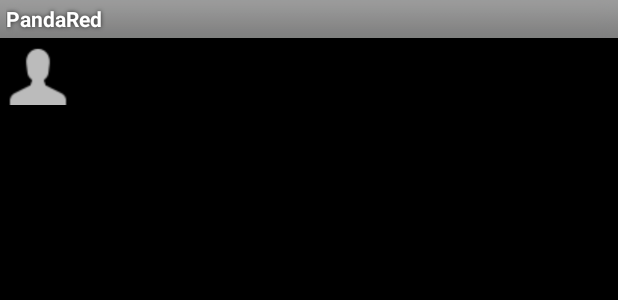
After one commit to pflingstring/pandared-android, an Android app: the layout conversation_people.xml on its own in the app's theme, with its tools: preview values and no code run, on a phone screen of 412 x 824 dp. The commit adds this screen. Shown: the top 300 px of the screen. Run offline under Robolectric (Android 15) with nearby library versions, the phone set to English and light mode, and no system bars; network calls fail.

Commit message:
change Conversations from ListView to RecyclerView

```diff
--- a/app/src/main/AndroidManifest.xml
+++ b/app/src/main/AndroidManifest.xml
@@ -11,7 +11,7 @@
         android:label="@string/app_name"
         android:theme="@style/AppTheme" >
         <activity
-            android:name=".LoginActivity"
+            android:name=".ConversationActivity"
             android:label="@string/app_name" >
             <intent-filter>
                 <action android:name="android.intent.action.MAIN" />
@@ -24,7 +24,7 @@
             android:label="@string/app_name" >
         </activity>
         <activity
-            android:name=".ConversationActivity"
+            android:name=".LoginActivity"
             android:label="@string/title_activity_conversation" >
         </activity>
         <activity
--- a/app/src/main/java/red/panda/requests/ConversationRequest.java
+++ b/app/src/main/java/red/panda/requests/ConversationRequest.java
@@ -7,6 +7,7 @@ import com.android.volley.Response.Listener;
 public class ConversationRequest extends StringRequest
 {
     public static final String URL = "https://api.panda.red/pm/";
+    // TODO : add join as parameter to constructor
 
     /**
      * Get all available PM IDs
@@ -15,7 +16,7 @@ public class ConversationRequest extends StringRequest
      */
     public ConversationRequest(Listener<String> resListener, ErrorListener errorListener)
     {
-        super(URL, resListener, errorListener);
+        super(URL + "?join=author,to", resListener, errorListener);
     }
 
     /**
--- /dev/null
+++ b/app/src/main/res/layout/conversation_people.xml
@@ -0,0 +1,57 @@
+<RelativeLayout
+    xmlns:android="http://schemas.android.com/apk/res/android"
+    android:layout_width="match_parent"
+    android:layout_height="50dp"
+    >
+
+    <ImageView
+        android:id="@+id/avatar"
+        android:layout_width="wrap_content"
+        android:layout_height="match_parent"
+        android:padding="5dp"
+        android:src="@drawable/avatar_yours"
+        />
+
+    <LinearLayout
+        android:id="@+id/firstLine"
+        android:layout_width="match_parent"
+        android:layout_height="match_parent"
+        android:layout_toEndOf="@+id/avatar"
+        android:orientation="vertical"
+        >
+
+        <LinearLayout
+            android:layout_width="match_parent"
+            android:layout_height="25dp"
+            android:orientation="horizontal"
+            >
+
+            <TextView
+                android:id="@+id/username"
+                android:layout_width="0dp"
+                android:layout_height="match_parent"
+                android:layout_weight="1"
+                android:textStyle="bold"
+                android:lines="1"
+                />
+
+            <TextView
+                android:id="@+id/date"
+                android:layout_width="wrap_content"
+                android:layout_height="match_parent"
+                android:textStyle="italic"
+                />
+        </LinearLayout>
+
+        <TextView
+            android:id="@+id/lastMessage"
+            android:layout_width="match_parent"
+            android:layout_height="25dp"
+            android:lines="1"
+            android:textColor="@color/accent_material_light"
+            />
+
+
+    </LinearLayout>
+
+</RelativeLayout>
```
Also changed, not shown: app/src/main/java/red/panda/ConversationActivity.java (+24 -13 lines), app/src/main/java/red/panda/DisplayConversationActivity.java (+6 -25 lines), app/src/main/java/red/panda/utils/ConversationPeopleAdapter.java (added, +110 -0 lines), app/src/main/java/red/panda/utils/ConversationUtils.java (+14 -40 lines), app/src/main/java/red/panda/utils/JsonUtils.java (added, +33 -0 lines), app/src/main/res/layout/activity_conversation.xml (+7 -11 lines).
